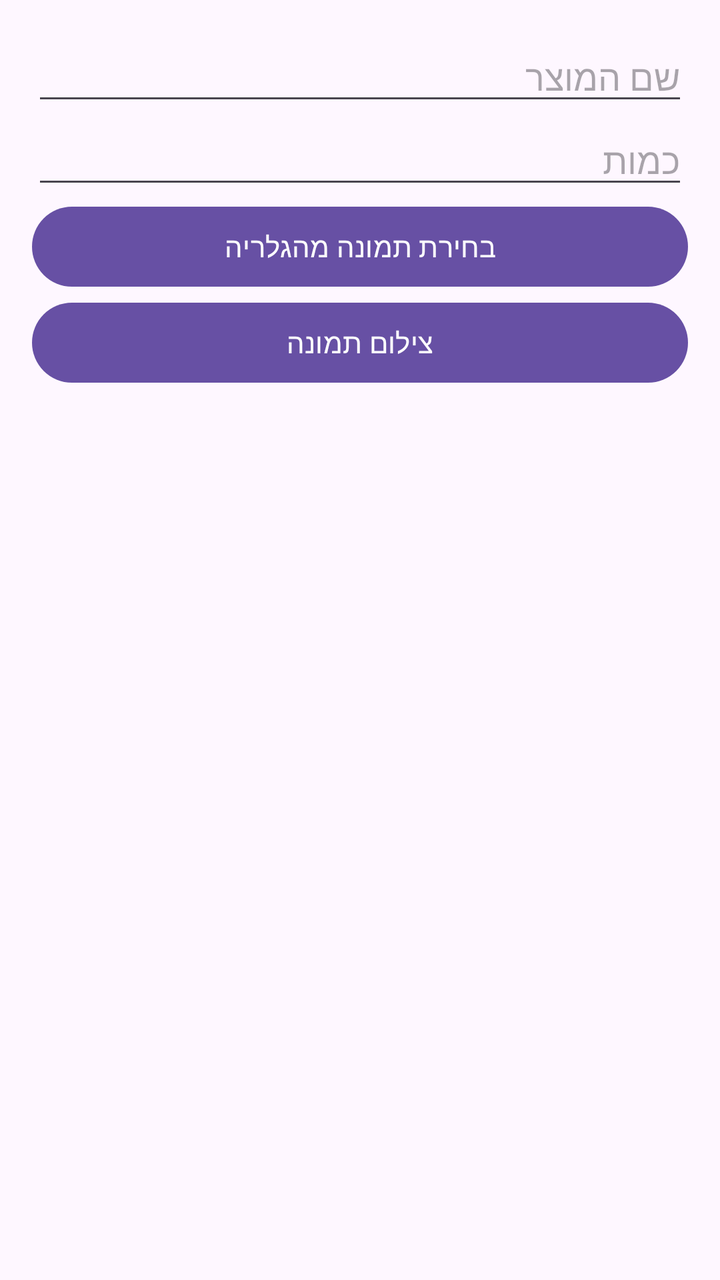
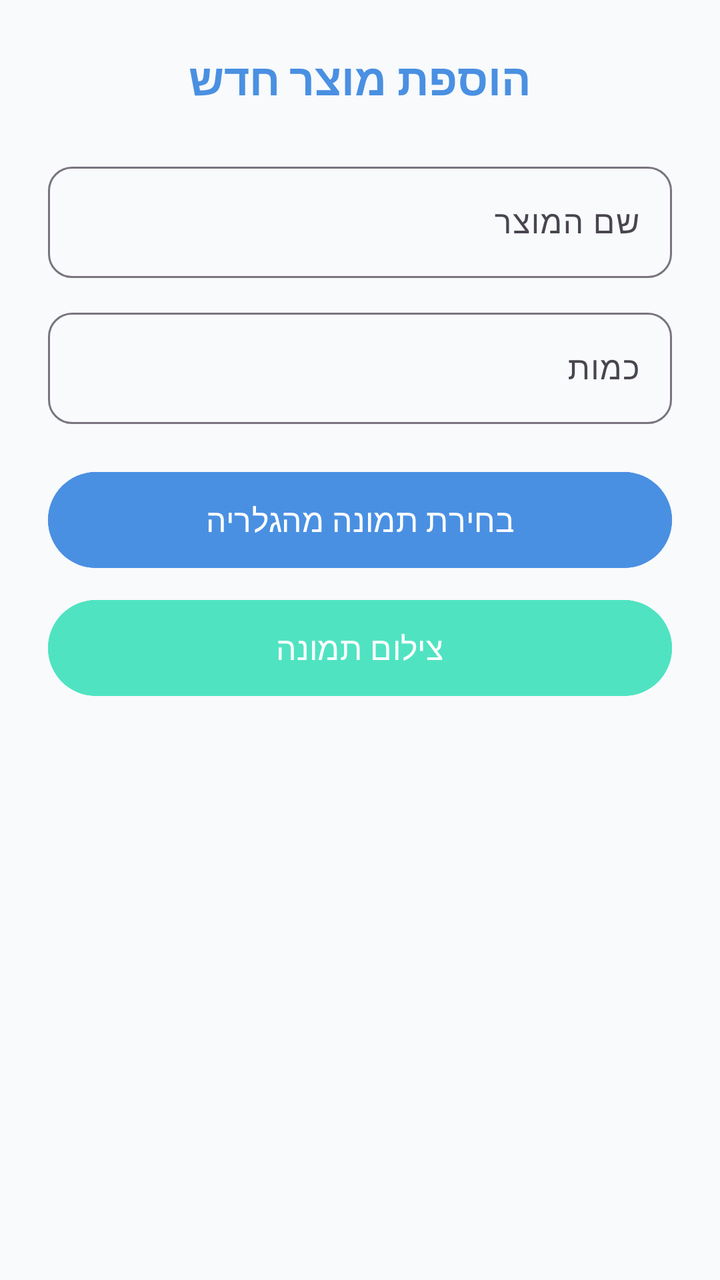

An Android layout rendered at two revisions. The XML below is the earlier revision; the diff shows what the commit changed to produce the second picture.
<!-- AndroidManifest.xml: application theme Theme.FamilyWork -->
<!-- res/layout/dialog_add_item.xml -->
<?xml version="1.0" encoding="utf-8"?>
<LinearLayout xmlns:android="http://schemas.android.com/apk/res/android"
    android:layout_width="match_parent"
    android:layout_height="wrap_content"
    android:orientation="vertical"
    android:padding="16dp">

    <EditText
        android:id="@+id/inputName"
        android:layout_width="match_parent"
        android:layout_height="wrap_content"
        android:hint="שם המוצר" />

    <EditText
        android:id="@+id/inputQuantity"
        android:layout_width="match_parent"
        android:layout_height="wrap_content"
        android:hint="כמות"
        android:inputType="number" />

    <ImageView
        android:id="@+id/previewImage"
        android:layout_width="match_parent"
        android:layout_height="180dp"
        android:scaleType="centerCrop"
        android:visibility="gone"
        android:layout_marginTop="8dp"/>

    <Button
        android:id="@+id/btnAddImage"
        android:layout_width="match_parent"
        android:layout_height="wrap_content"
        android:text="בחירת תמונה מהגלריה" />

    <Button
        android:id="@+id/btnTakePhoto"
        android:layout_width="match_parent"
        android:layout_height="wrap_content"
        android:text="צילום תמונה" />

</LinearLayout>
<!-- resources referenced by this layout -->
<resources>
  <style name="Theme.FamilyWork" parent="Base.Theme.FamilyWork" />
  <style name="Base.Theme.FamilyWork" parent="Theme.Material3.DayNight.NoActionBar">
          
          
      </style>
</resources>

<!-- the commit's change to res/layout/dialog_add_item.xml (unified diff, before → after) -->
@@ -1,41 +1,89 @@
 <?xml version="1.0" encoding="utf-8"?>
-<LinearLayout xmlns:android="http://schemas.android.com/apk/res/android"
+<ScrollView xmlns:android="http://schemas.android.com/apk/res/android"
+    xmlns:app="http://schemas.android.com/apk/res-auto"
     android:layout_width="match_parent"
-    android:layout_height="wrap_content"
-    android:orientation="vertical"
-    android:padding="16dp">
+    android:layout_height="wrap_content">
 
-    <EditText
-        android:id="@+id/inputName"
+    <LinearLayout
         android:layout_width="match_parent"
         android:layout_height="wrap_content"
-        android:hint="שם המוצר" />
+        android:orientation="vertical"
+        android:padding="24dp">
 
-    <EditText
-        android:id="@+id/inputQuantity"
-        android:layout_width="match_parent"
-        android:layout_height="wrap_content"
-        android:hint="כמות"
-        android:inputType="number" />
+        <TextView
+            android:layout_width="match_parent"
+            android:layout_height="wrap_content"
+            android:text="הוספת מוצר חדש"
+            android:textSize="22sp"
+            android:textStyle="bold"
+            android:textColor="@color/primary"
+            android:gravity="center"
+            android:layout_marginBottom="24dp"/>
 
-    <ImageView
-        android:id="@+id/previewImage"
-        android:layout_width="match_parent"
-        android:layout_height="180dp"
-        android:scaleType="centerCrop"
-        android:visibility="gone"
-        android:layout_marginTop="8dp"/>
+        <com.google.android.material.textfield.TextInputLayout
+            style="@style/Widget.Material3.TextInputLayout.OutlinedBox"
+            android:layout_width="match_parent"
+            android:layout_height="wrap_content"
+            android:hint="שם המוצר"
+            android:layout_marginBottom="12dp"
+            app:boxCornerRadiusBottomEnd="12dp"
+            app:boxCornerRadiusBottomStart="12dp"
+            app:boxCornerRadiusTopEnd="12dp"
+            app:boxCornerRadiusTopStart="12dp">
 
-    <Button
-        android:id="@+id/btnAddImage"
-        android:layout_width="match_parent"
-        android:layout_height="wrap_content"
-        android:text="בחירת תמונה מהגלריה" />
+            <com.google.android.material.textfield.TextInputEditText
+                android:id="@+id/inputName"
+                android:layout_width="match_parent"
+                android:layout_height="wrap_content"
+                android:inputType="text"/>
+        </com.google.android.material.textfield.TextInputLayout>
 
-    <Button
-        android:id="@+id/btnTakePhoto"
-        android:layout_width="match_parent"
-        android:layout_height="wrap_content"
-        android:text="צילום תמונה" />
+        <com.google.android.material.textfield.TextInputLayout
+            style="@style/Widget.Material3.TextInputLayout.OutlinedBox"
+            android:layout_width="match_parent"
+            android:layout_height="wrap_content"
+            android:hint="כמות"
+            android:layout_marginBottom="20dp"
+            app:boxCornerRadiusBottomEnd="12dp"
+            app:boxCornerRadiusBottomStart="12dp"
+            app:boxCornerRadiusTopEnd="12dp"
+            app:boxCornerRadiusTopStart="12dp">
 
-</LinearLayout>
+            <com.google.android.material.textfield.TextInputEditText
+                android:id="@+id/inputQuantity"
+                android:layout_width="match_parent"
+                android:layout_height="wrap_content"
+                android:inputType="number"/>
+        </com.google.android.material.textfield.TextInputLayout>
+
+        <ImageView
+            android:id="@+id/previewImage"
+            android:layout_width="match_parent"
+            android:layout_height="180dp"
+            android:scaleType="centerCrop"
+            android:visibility="gone"
+            android:layout_marginBottom="16dp"/>
+
+        <Button
+            android:id="@+id/btnAddImage"
+            android:layout_width="match_parent"
+            android:layout_height="56dp"
+            android:text="בחירת תמונה מהגלריה"
+            android:backgroundTint="@color/primary"
+            android:textColor="@color/white"
+            android:textAllCaps="false"
+            android:textSize="16sp"
+            android:layout_marginBottom="8dp"/>
+
+        <Button
+            android:id="@+id/btnTakePhoto"
+            android:layout_width="match_parent"
+            android:layout_height="56dp"
+            android:text="צילום תמונה"
+            android:backgroundTint="@color/accent"
+            android:textColor="@color/white"
+            android:textAllCaps="false"
+            android:textSize="16sp"/>
+
+    </LinearLayout>
+</ScrollView>
<!-- resource entries referenced after the edit -->
@@ -1,9 +1,27 @@
 <!-- resources referenced by this layout -->
 <resources>
+  <color name="accent">#50E3C2</color>
+  <color name="primary">#4A90E2</color>
+  <color name="white">#FFFFFFFF</color>
   <style name="Theme.FamilyWork" parent="Base.Theme.FamilyWork" />
   <style name="Base.Theme.FamilyWork" parent="Theme.Material3.DayNight.NoActionBar">
           
+          <item name="colorPrimary">@color/primary</item>
+          <item name="colorOnPrimary">@color/white</item>
+          <item name="colorPrimaryDark">@color/primary_dark</item>
+          <item name="colorAccent">@color/accent</item>
           
+          
+          <item name="android:windowBackground">@color/background</item>
+          <item name="android:statusBarColor">@color/primary</item>
+          
+          
+          <item name="android:textColorPrimary">@color/text_primary</item>
+          <item name="android:textColorSecondary">@color/text_secondary</item>
       </style>
+  <color name="primary_dark">#357ABD</color>
+  <color name="background">#F8FAFC</color>
+  <color name="text_primary">#2D3436</color>
+  <color name="text_secondary">#636E72</color>
 </resources>
 
